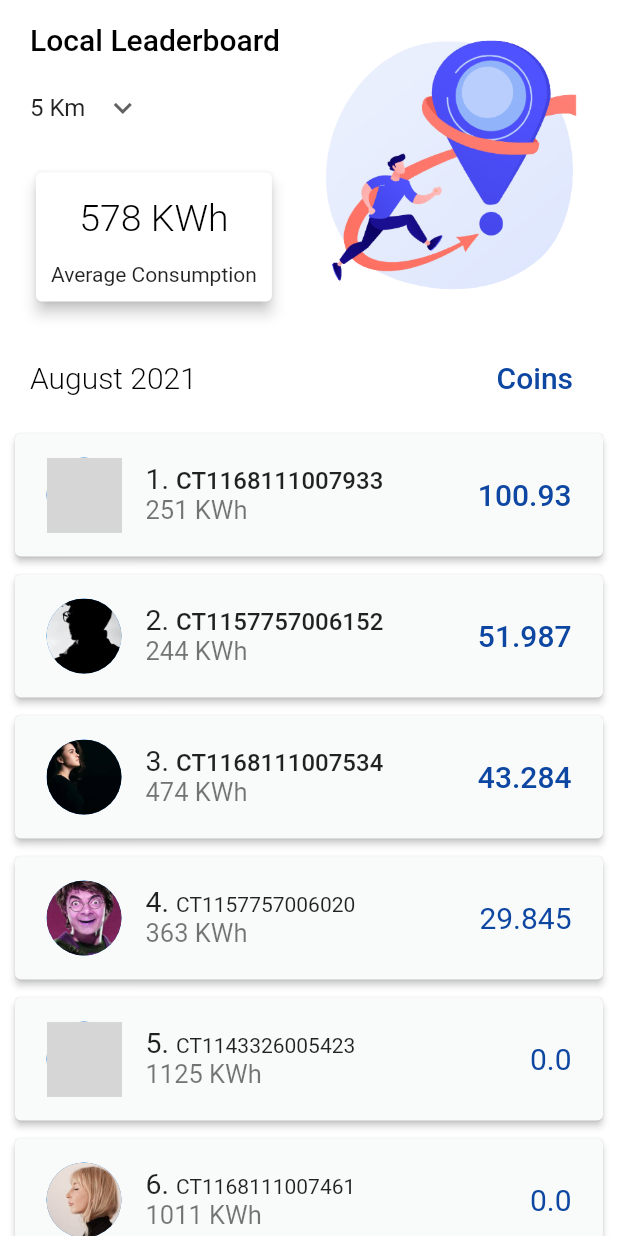
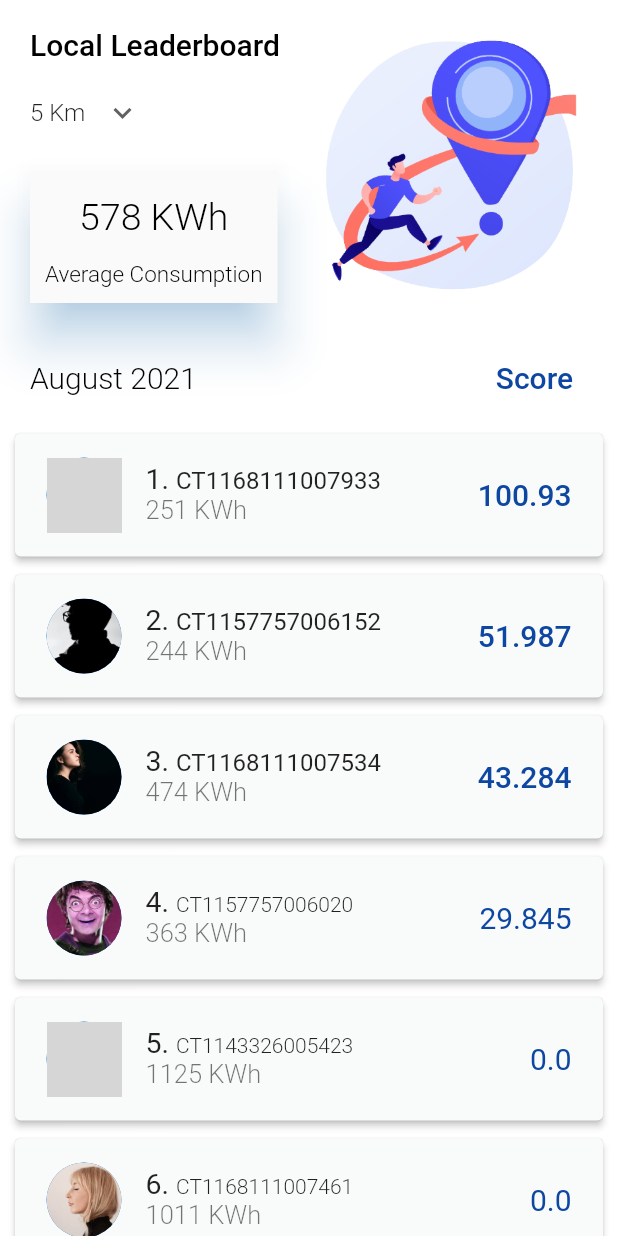
Before and after one commit to navaneethsdk/2021_IBM_Code_Challenge_AgonWatt, a Flutter app: the LocalPage screen opened directly, on a phone screen of 412 x 824 dp. Run offline on Flutter 3.47's test engine with Material 2 defaults, Android fonts, the phone set to English and light mode, and no system bars; our stand-ins replace fl_chart, simple_animations, syncfusion_flutter_charts; missing offline and left inert: flutter_sparkline; grey boxes are pictures that could not be loaded.

Commit message:
final touch

```diff
--- a/app/lib/screens/city.dart
+++ b/app/lib/screens/city.dart
@@ -61,7 +61,7 @@ class CityPage extends StatelessWidget {
                           fontWeight: FontWeight.w300),
                     ),
                     Text(
-                    "Coins  ",
+                      "Score  ",
                       style: TextStyle(
                           color: Colors.blue[900],
                           fontSize: 20,
@@ -80,8 +80,8 @@ class CityPage extends StatelessWidget {
                       margin: new EdgeInsets.symmetric(
                           horizontal: 10.0, vertical: 6.0),
                       child: Container(
-                      decoration:
-                          BoxDecoration(color: Color.fromRGBO(64, 75, 96, .03)),
+                        decoration: BoxDecoration(
+                            color: Color.fromRGBO(64, 75, 96, .03)),
                         padding: EdgeInsets.all(5),
                         child: ListTile(
                           leading: CircleAvatar(
@@ -102,15 +102,15 @@ class CityPage extends StatelessWidget {
                                     style: TextStyle(
                                         fontSize: index < 3 ? 16 : 14,
                                         fontWeight: index < 3
-                                          ? FontWeight.w500
-                                          : FontWeight.normal)),
+                                            ? FontWeight.w400
+                                            : FontWeight.w300)),
                               ],
                             ),
                           ),
                           subtitle: Text(
                             local[index].tu.toString() + " KWh",
                             style: TextStyle(
-                              fontSize: 17, fontWeight: FontWeight.normal),
+                                fontSize: 17, fontWeight: FontWeight.w300),
                           ),
                           trailing: Text(
                             local[index].y.toString(),
@@ -127,7 +127,8 @@ class CityPage extends StatelessWidget {
                   }),
             ],
           ),
-      )),
+        ),
+      ),
     );
   }
 }
--- a/app/lib/screens/dashboard.dart
+++ b/app/lib/screens/dashboard.dart
@@ -267,7 +267,7 @@ class _MainPageState extends State<Dashboard> {
                         ],
                       ),
                       Material(
-                          color: Colors.blueGrey,
+                          color: Color.fromRGBO(92, 116, 255, 1),
                           borderRadius: BorderRadius.circular(8.0),
                           child: Center(
                               child: Padding(
--- a/app/lib/screens/local.dart
+++ b/app/lib/screens/local.dart
@@ -67,7 +67,12 @@ class _LocalPageState extends State<LocalPage> {
                             icon: Icon(Icons.keyboard_arrow_down),
                             items: items.map((String items) {
                               return DropdownMenuItem(
-                                  value: items, child: Text(items + " Km "));
+                                  value: items,
+                                  child: Text(
+                                    items + " Km ",
+                                    style:
+                                        TextStyle(fontWeight: FontWeight.w300),
+                                  ));
                             }).toList(),
                             onChanged: (String newValue) {
                               setState(() {
@@ -76,8 +81,9 @@ class _LocalPageState extends State<LocalPage> {
                             },
                           ),
                           SizedBox(height: 15),
-                          Card(
-                            elevation: 4.0,
+                          Material(
+                            elevation: 14.0,
+                            shadowColor: Color(0x802196F3),
                             child: Column(
                               children: [
                                 Container(
@@ -94,7 +100,13 @@ class _LocalPageState extends State<LocalPage> {
                                 Container(
                                   padding: EdgeInsets.all(10.0),
                                   alignment: Alignment.centerLeft,
-                                  child: Text("Average Consumption"),
+                                  child: Text(
+                                    "Average Consumption",
+                                    style: TextStyle(
+                                        color: Colors.black,
+                                        fontSize: 15,
+                                        fontWeight: FontWeight.w300),
+                                  ),
                                 ),
                               ],
                             ),
@@ -124,7 +136,7 @@ class _LocalPageState extends State<LocalPage> {
                             fontWeight: FontWeight.w300),
                       ),
                       Text(
-                        "Coins  ",
+                        "Score  ",
                         style: TextStyle(
                             color: Colors.blue[900],
                             fontSize: 20,
@@ -165,15 +177,15 @@ class _LocalPageState extends State<LocalPage> {
                                       style: TextStyle(
                                           fontSize: index < 3 ? 16 : 14,
                                           fontWeight: index < 3
-                                              ? FontWeight.w500
-                                              : FontWeight.normal)),
+                                              ? FontWeight.w400
+                                              : FontWeight.w300)),
                                 ],
                               ),
                             ),
                             subtitle: Text(
                               local[index].tu.toString() + " KWh",
                               style: TextStyle(
-                                  fontSize: 17, fontWeight: FontWeight.normal),
+                                  fontSize: 17, fontWeight: FontWeight.w300),
                             ),
                             trailing: Text(
                               local[index].y.toString(),
```
Also changed, not shown: app/lib/screens/profile_page.dart (+9 -4 lines), app/pubspec.lock. Lines whose indentation alone changed are shown as unchanged.
